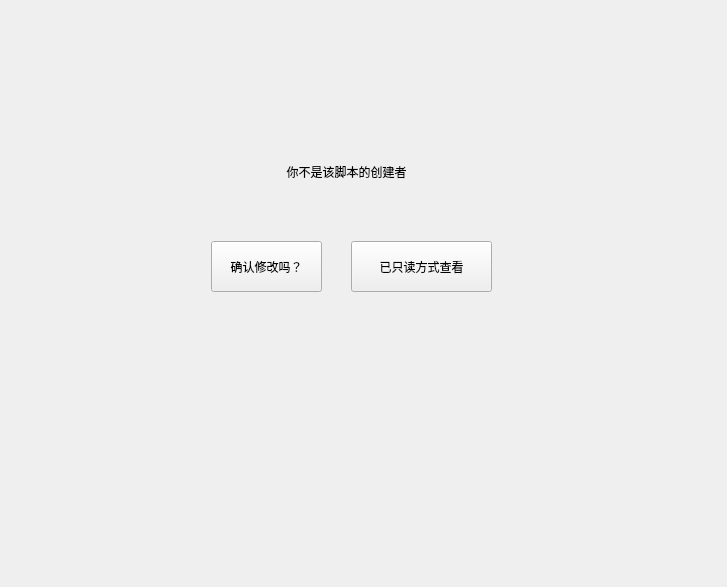
Old version of the form UI/viewJS.ui in the repository LX-sys/scriptmanagement.
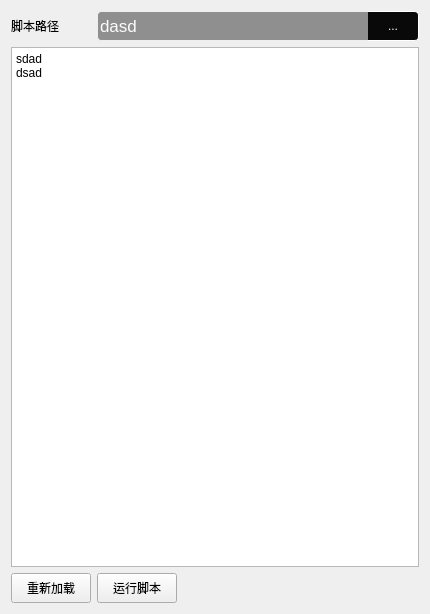
New version of the form. The open tabs and pages were chosen to show the change.

What changed in the file:
```diff
--- a/UI/viewJS.ui
+++ b/UI/viewJS.ui
@@ -6,29 +6,16 @@
    <rect>
     <x>0</x>
     <y>0</y>
-    <width>727</width>
-    <height>587</height>
+    <width>430</width>
+    <height>614</height>
    </rect>
   </property>
   <property name="windowTitle">
    <string>Form</string>
   </property>
-  <layout class="QGridLayout" name="gridLayout_2">
-   <item row="0" column="0">
-    <widget class="QStackedWidget" name="stackedWidget">
      <property name="styleSheet">
-      <string notr="true">QLabel,QPushButton{
-	color: rgb(0, 0, 0);
-	font: 14pt &quot;黑体&quot;;
-}
-QPushButton{
-	font: 11pt &quot;黑体&quot;;
-}</string>
-     </property>
-     <property name="currentIndex">
-      <number>0</number>
-     </property>
-     <widget class="QWidget" name="page">
+   <string notr="true"/>
+  </property>
       <layout class="QGridLayout" name="gridLayout">
        <item row="0" column="0">
         <widget class="QLabel" name="label_jspath">
@@ -117,14 +104,19 @@
        </item>
        <item row="1" column="0" colspan="3">
         <widget class="QTextEdit" name="textEdit_code">
+     <property name="styleSheet">
+      <string notr="true">QTextEdit{
+font: 9pt &quot;黑体&quot;;
+}</string>
+     </property>
          <property name="html">
           <string>&lt;!DOCTYPE HTML PUBLIC &quot;-//W3C//DTD HTML 4.0//EN&quot; &quot;http://www.w3.org/TR/REC-html40/strict.dtd&quot;&gt;
 &lt;html&gt;&lt;head&gt;&lt;meta name=&quot;qrichtext&quot; content=&quot;1&quot; /&gt;&lt;style type=&quot;text/css&quot;&gt;
 p, li { white-space: pre-wrap; }
-&lt;/style&gt;&lt;/head&gt;&lt;body style=&quot; font-family:'SimSun'; font-size:9pt; font-weight:400; font-style:normal;&quot;&gt;
-&lt;p style=&quot; margin-top:0px; margin-bottom:0px; margin-left:0px; margin-right:0px; -qt-block-indent:0; text-indent:0px;&quot;&gt;sdad&lt;/p&gt;
-&lt;p style=&quot; margin-top:0px; margin-bottom:0px; margin-left:0px; margin-right:0px; -qt-block-indent:0; text-indent:0px;&quot;&gt;dsad&lt;/p&gt;
-&lt;p style=&quot;-qt-paragraph-type:empty; margin-top:0px; margin-bottom:0px; margin-left:0px; margin-right:0px; -qt-block-indent:0; text-indent:0px;&quot;&gt;&lt;br /&gt;&lt;/p&gt;&lt;/body&gt;&lt;/html&gt;</string>
+&lt;/style&gt;&lt;/head&gt;&lt;body style=&quot; font-family:'黑体'; font-size:9pt; font-weight:400; font-style:normal;&quot;&gt;
+&lt;p style=&quot; margin-top:0px; margin-bottom:0px; margin-left:0px; margin-right:0px; -qt-block-indent:0; text-indent:0px;&quot;&gt;&lt;span style=&quot; font-family:'SimSun';&quot;&gt;sdad&lt;/span&gt;&lt;/p&gt;
+&lt;p style=&quot; margin-top:0px; margin-bottom:0px; margin-left:0px; margin-right:0px; -qt-block-indent:0; text-indent:0px;&quot;&gt;&lt;span style=&quot; font-family:'SimSun';&quot;&gt;dsad&lt;/span&gt;&lt;/p&gt;
+&lt;p style=&quot;-qt-paragraph-type:empty; margin-top:0px; margin-bottom:0px; margin-left:0px; margin-right:0px; -qt-block-indent:0; text-indent:0px; font-family:'SimSun';&quot;&gt;&lt;br /&gt;&lt;/p&gt;&lt;/body&gt;&lt;/html&gt;</string>
          </property>
         </widget>
        </item>
@@ -161,62 +153,11 @@
          </property>
          <property name="sizeHint" stdset="0">
           <size>
-           <width>526</width>
+       <width>247</width>
            <height>20</height>
           </size>
          </property>
         </spacer>
-       </item>
-      </layout>
-     </widget>
-     <widget class="QWidget" name="page_2">
-      <widget class="QPushButton" name="pushButton">
-       <property name="geometry">
-        <rect>
-         <x>200</x>
-         <y>230</y>
-         <width>111</width>
-         <height>51</height>
-        </rect>
-       </property>
-       <property name="styleSheet">
-        <string notr="true"/>
-       </property>
-       <property name="text">
-        <string>确认修改吗？</string>
-       </property>
-      </widget>
-      <widget class="QLabel" name="label">
-       <property name="geometry">
-        <rect>
-         <x>180</x>
-         <y>120</y>
-         <width>311</width>
-         <height>81</height>
-        </rect>
-       </property>
-       <property name="text">
-        <string>你不是该脚本的创建者</string>
-       </property>
-       <property name="alignment">
-        <set>Qt::AlignCenter</set>
-       </property>
-      </widget>
-      <widget class="QPushButton" name="pushButton_2">
-       <property name="geometry">
-        <rect>
-         <x>340</x>
-         <y>230</y>
-         <width>141</width>
-         <height>51</height>
-        </rect>
-       </property>
-       <property name="text">
-        <string>已只读方式查看</string>
-       </property>
-      </widget>
-     </widget>
-    </widget>
    </item>
   </layout>
  </widget>
```
Lines whose indentation alone changed are shown as unchanged.
